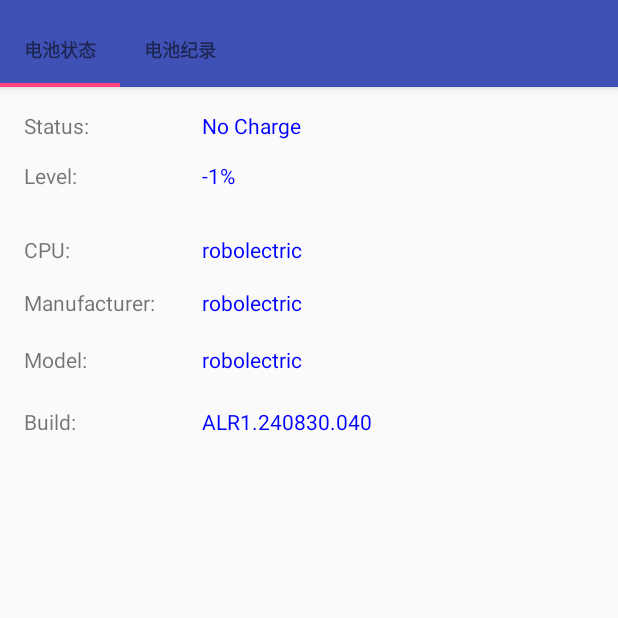
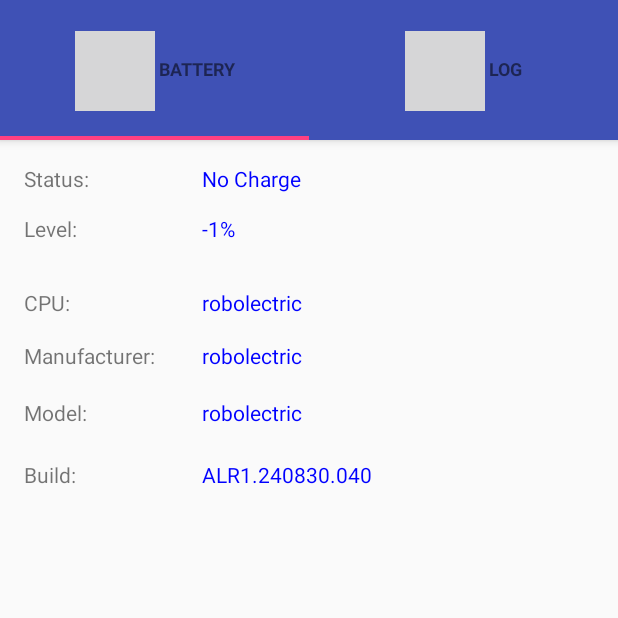
Before and after one commit to sushenghua/Battery, an Android app: the screen it shows after launch (MainActivity), on a phone screen of 412 x 824 dp, the top half of it. Run offline under Robolectric (Android 15) with nearby library versions, the light colour scheme and no system bars; 1 statement that could not run was skipped.

Commit message:
implemented tab(icon+text) of main activity

```diff
--- a/app/src/main/java/com/miirr/shenghua/batterylog/MainActivity.java
+++ b/app/src/main/java/com/miirr/shenghua/batterylog/MainActivity.java
@@ -2,7 +2,14 @@ package com.miirr.shenghua.batterylog;
 
 import android.content.ContentValues;
 import android.content.Intent;
+import android.content.res.Configuration;
+import android.content.res.Resources;
 import android.database.sqlite.SQLiteDatabase;
+import android.graphics.Canvas;
+import android.graphics.Paint;
+import android.graphics.Rect;
+import android.graphics.drawable.Drawable;
+import android.support.annotation.NonNull;
 import android.support.design.widget.FloatingActionButton;
 import android.support.design.widget.Snackbar;
 import android.support.v4.content.ContextCompat;
@@ -13,6 +20,10 @@ import android.support.v4.app.FragmentManager;
 import android.support.v4.app.FragmentPagerAdapter;
 import android.support.v4.view.ViewPager;
 import android.os.Bundle;
+import android.text.SpannableString;
+import android.text.Spanned;
+import android.text.style.ImageSpan;
+import android.util.DisplayMetrics;
 import android.util.Log;
 import android.view.LayoutInflater;
 import android.view.Menu;
@@ -23,6 +34,9 @@ import android.view.ViewGroup;
 import android.widget.TextView;
 
 import org.json.JSONArray;
+
+import java.lang.ref.WeakReference;
+import java.util.Locale;
 
 public class MainActivity extends AppCompatActivity {
 
@@ -48,10 +62,15 @@ public class MainActivity extends AppCompatActivity {
         super.onCreate(savedInstanceState);
         setContentView(R.layout.activity_main);
 
-//        findViewById(R.id.appbar).setVisibility(View.INVISIBLE);
-//        final Toolbar toolbar = (Toolbar) findViewById(R.id.toolbar);
-//        setSupportActionBar(toolbar);
-//        toolbar.setVisibility(View.INVISIBLE);
+        // ------debug
+//        Resources res = getResources();
+//        DisplayMetrics dm = res.getDisplayMetrics();
+//        Configuration conf = res.getConfiguration();
+//        Locale newLocale = new Locale("en");
+//        Locale.setDefault(newLocale);
+//        conf.locale = newLocale;
+//        res.updateConfiguration(conf, dm);
+        // ------------
 
         // fragment adapter
         mSectionsPagerAdapter = new SectionsPagerAdapter(getSupportFragmentManager());
@@ -68,8 +87,11 @@ public class MainActivity extends AppCompatActivity {
 
         // setup sliding tabs
         mTabs = (SlidingTabLayout) findViewById(R.id.tabs);
+        mTabs.setDistributeEvenly(true);
+        mTabs.setCustomTabView(R.layout.tab, R.id.tabText);
+
         mTabs.setViewPager(mViewPager);
-        //mTabs.setDistributeEvenly(true);
+
         mTabs.setCustomTabColorizer(new SlidingTabLayout.TabColorizer() {
             @Override
             public int getIndicatorColor(int position) {
@@ -77,15 +99,7 @@ public class MainActivity extends AppCompatActivity {
             }
         });
 
-//        FloatingActionButton fab = (FloatingActionButton) findViewById(R.id.fab);
-//        fab.setOnClickListener(new View.OnClickListener() {
-//            @Override
-//            public void onClick(View view) {
-//                Snackbar.make(view, "Replace with your own action", Snackbar.LENGTH_LONG)
-//                        .setAction("Action", null).show();
-//            }
-//        });
-
+        // launch battery log service
         Intent serviceIntent = new Intent(this, BatteryLogService.class);
         startService(serviceIntent);
 
@@ -102,33 +116,10 @@ public class MainActivity extends AppCompatActivity {
         Log.d("DB query test", ja.toString());
     }
 
-//    @Override
-//    public boolean onCreateOptionsMenu(Menu menu) {
-//        // Inflate the menu; this adds items to the action bar if it is present.
-//        getMenuInflater().inflate(R.menu.menu_main, menu);
-//        return true;
-//    }
-//    @Override
-//    public boolean onOptionsItemSelected(MenuItem item) {
-//        // Handle action bar item clicks here. The action bar will
-//        // automatically handle clicks on the Home/Up button, so long
-//        // as you specify a parent activity in AndroidManifest.xml.
-//        int id = item.getItemId();
-//        //noinspection SimplifiableIfStatement
-//        if (id == R.id.actionId) {
-//            Intent intent = new Intent(this, XxActivity.class);
-//            startActivity(intent);
-//            return true;
-//        }
-//        return super.onOptionsItemSelected(item);
-//    }
+    public class SectionsPagerAdapter extends FragmentPagerAdapter {
 
-
-    /**
-     * A {@link FragmentPagerAdapter} that returns a fragment corresponding to
-     * one of the sections/tabs/pages.
-     */
-    public class SectionsPagerAdapter extends FragmentPagerAdapter {
+        int icons[] = {R.drawable.tab_battery, R.drawable.tab_log};
+        String[] tabText = getResources().getStringArray(R.array.main_tabs);
 
         public SectionsPagerAdapter(FragmentManager fm) {
             super(fm);
@@ -146,8 +137,6 @@ public class MainActivity extends AppCompatActivity {
                     return StatusFragment.newInstance();
                 case 1:
                     return LogFragment.newInstance();
-                case 2:
-                    return PlaceholderFragment.newInstance(position + 1);
             }
             return null;
         }
@@ -159,50 +148,68 @@ public class MainActivity extends AppCompatActivity {
 
         @Override
         public CharSequence getPageTitle(int position) {
-            switch (position) {
-                case 0:
-                    return "电池状态";
-                case 1:
-                    return "电池纪录";
-                case 2:
-                    return "朋友八卦";
-            }
-            return null;
-        }
-    }
 
-    /**
-     * A placeholder fragment containing a simple view.
-     */
-    public static class PlaceholderFragment extends Fragment {
-        /**
-         * The fragment argument representing the section number for this
-         * fragment.
-         */
-        private static final String ARG_SECTION_NUMBER = "section_number";
+            Drawable drawable = getResources().getDrawable(icons[position]);
+            drawable.setBounds(0, 0, 80, 80);
 
-        /**
-         * Returns a new instance of this fragment for the given section
-         * number.
-         */
-        public static PlaceholderFragment newInstance(int sectionNumber) {
-            PlaceholderFragment fragment = new PlaceholderFragment();
-            Bundle args = new Bundle();
-            args.putInt(ARG_SECTION_NUMBER, sectionNumber);
-            fragment.setArguments(args);
-            return fragment;
-        }
+            ImageSpan imageSpan = new ImageSpan(drawable) {
+                // change fm will change pos of the text
+                @Override
+                public int getSize(Paint paint, CharSequence text,
+                                   int start, int end,
+                                   Paint.FontMetricsInt fm) {
 
-        public PlaceholderFragment() {
-        }
+                    Rect rect = getCachedDrawable().getBounds();
+                    if (fm != null) {
+                        //Log.d("drawable rect", rect.toString());
+                        //Log.d("paint font metric", paint.getFontMetricsInt().toString());
+                        //Log.d("fm", fm.toString());
+                        fm.ascent = fm.top = - rect.bottom/2;
+                        fm.descent = fm.bottom = rect.bottom/2;
+                        //fm = paint.getFontMetricsInt();
+                        //Log.d("change fm", fm.toString());
+                        //Log.d("-----", "--------------");
+                    }
+                    return rect.right;
+                }
 
-        @Override
-        public View onCreateView(LayoutInflater inflater, ViewGroup container,
-                                 Bundle savedInstanceState) {
-            View rootView = inflater.inflate(R.layout.fragment_main, container, false);
-            TextView textView = (TextView) rootView.findViewById(R.id.section_label);
-            textView.setText(getString(R.string.section_format, getArguments().getInt(ARG_SECTION_NUMBER)));
-            return rootView;
+                @Override
+                public void draw(Canvas canvas, CharSequence text, int start,
+                                 int end, float x, int top, int y, int bottom,
+                                 Paint paint) {
+                    Drawable b = getDrawable();
+                    canvas.save();
+                    //Log.d("ImageSpan", text + "");
+                    //Log.d("ImageSpan", "start: " + start + ", end: " + end + ", x: " + x + ", top: " + top + ", y: " + y + ", bottom: " + bottom);
+                    //Log.d("ImageSpan", b.getBounds().toString());
+                    //Log.d("ImageSpan", paint.getFontMetricsInt().toString());
+
+                    int transY = bottom - b.getBounds().bottom;
+                    transY -= paint.getFontMetricsInt().bottom;
+
+                    canvas.translate(x, transY);
+                    b.draw(canvas);
+                    canvas.restore();
+                }
+
+                // Redefined locally because it is a private member from DynamicDrawableSpan
+                private Drawable getCachedDrawable() {
+                    WeakReference<Drawable> wr = mDrawableRef;
+                    Drawable d = null;
+                    if (wr != null)
+                        d = wr.get();
+                    if (d == null) {
+                        d = getDrawable();
+                        mDrawableRef = new WeakReference<>(d);
+                    }
+                    return d;
+                }
+                private WeakReference<Drawable> mDrawableRef;
+            };
+
+            SpannableString spannableString = new SpannableString("  " + tabText[position]);
+            spannableString.setSpan(imageSpan, 0, 1, Spanned.SPAN_EXCLUSIVE_EXCLUSIVE);
+            return spannableString;
         }
     }
 }
--- a/app/src/main/res/values/strings.xml
+++ b/app/src/main/res/values/strings.xml
@@ -44,5 +44,9 @@
 
     <!-- main activity -->
     <string name="section_format">section</string>
+    <string-array name="main_tabs">
+        <item>Battery</item>
+        <item>Log</item>
+    </string-array>
 
 </resources>
```
Also changed, not shown: 1 other file.
